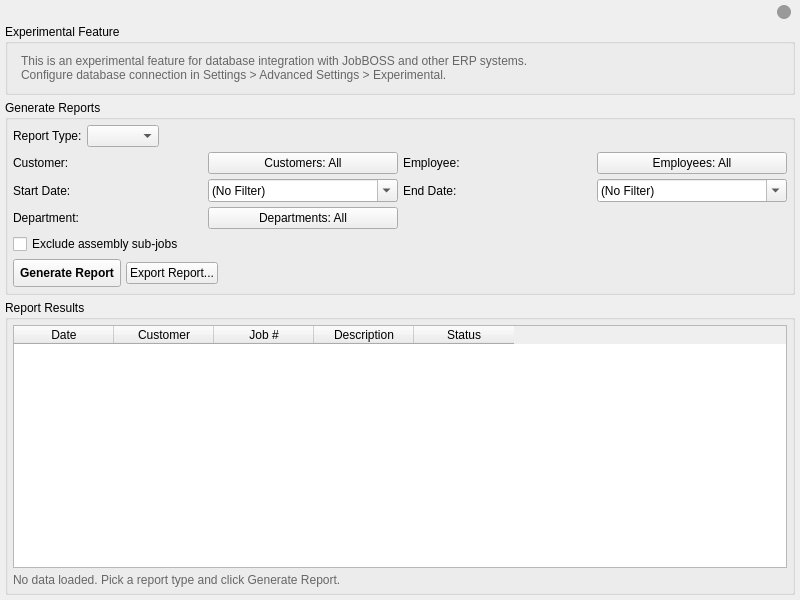
Before: the Qt Designer form modules/reporting/ui/reporting_tab.ui in i-machine-things-org/JobDocs, drawn with Qt 5.
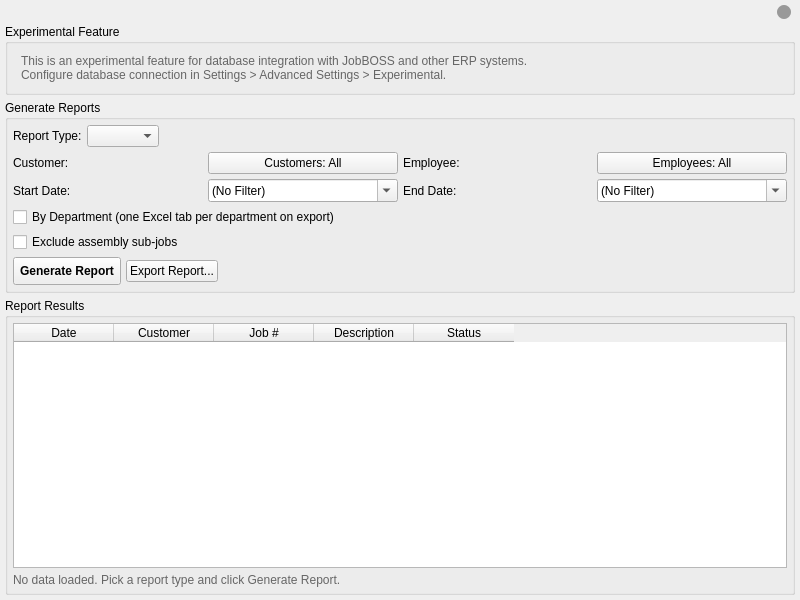
After: the same form once the commit is applied.

Commit message: refactor: replace Department filter with a By-Department export split

Diff of the .ui file:
```diff
--- a/modules/reporting/ui/reporting_tab.ui
+++ b/modules/reporting/ui/reporting_tab.ui
@@ -295,17 +295,16 @@
           </property>
          </widget>
         </item>
-        <item row="2" column="0">
-         <widget class="QLabel" name="departmentLabel">
+        <item row="2" column="0" colspan="4">
+         <!-- Export-only option, not a filter: every department's rows are
+              always fetched (see modules/reporting/reports/
+              employee_efficiency.py). Checking this just splits the xlsx
+              export into one worksheet tab per department, each with a
+              trailing Department Average row, instead of one combined
+              sheet. No effect on CSV/PDF exports or the on-screen table. -->
+         <widget class="QCheckBox" name="department_split_check">
           <property name="text">
-           <string>Department:</string>
-          </property>
-         </widget>
-        </item>
-        <item row="2" column="1">
-         <widget class="QPushButton" name="department_filter_btn">
-          <property name="text">
-           <string>Departments: All</string>
+           <string>By Department (one Excel tab per department on export)</string>
           </property>
          </widget>
         </item>
```
Left out of the diff: 4 changed lines with no effect on the pictures. The commit also changes 9 other files.
